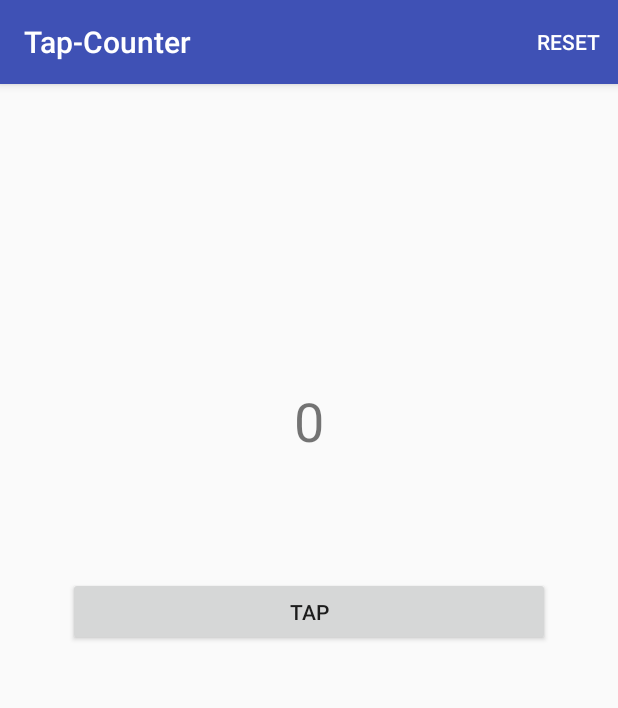
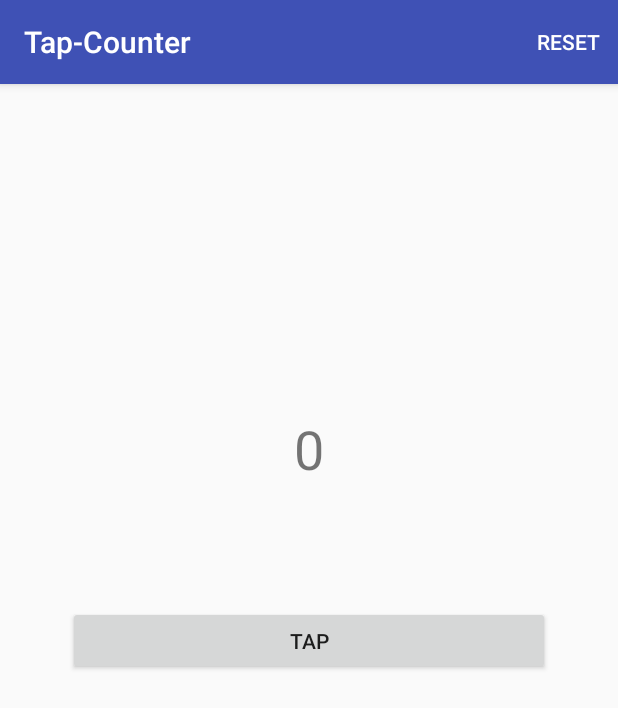
Before and after one commit to slamdon/kotlin-playground, an Android app: the screen it shows after launch (MainActivity), after a tap on "RESET", on a phone screen of 412 x 824 dp. Shown: the top 708 px of the screen. Run offline under Robolectric (Android 15) with nearby library versions, the phone set to English and light mode, and no system bars; 1 other tap on this screen came first.

Commit message:
update textView width

```diff
--- a/1-Tap-Counter/app/src/main/java/devdon/com/tap_counter/MainActivity.kt
+++ b/1-Tap-Counter/app/src/main/java/devdon/com/tap_counter/MainActivity.kt
@@ -4,9 +4,11 @@ import android.support.v7.app.AppCompatActivity
 import android.os.Bundle
 import android.view.Menu
 import android.view.MenuItem
+import android.view.View
 import kotlinx.android.synthetic.main.activity_main.*
 
 import org.jetbrains.anko.toast
+
 
 class MainActivity : AppCompatActivity() {
 
@@ -20,10 +22,13 @@ class MainActivity : AppCompatActivity() {
     }
 
     private fun setupView() {
-        this.tapButton.setOnClickListener{
+
+        // Tap Button
+        tapButton.setOnClickListener{
             currentNumber += 1
             numberTextView.text = currentNumber.toString()
         }
+
     }
 
     override fun onCreateOptionsMenu(menu: Menu?): Boolean {
@@ -34,7 +39,7 @@ class MainActivity : AppCompatActivity() {
 
     override fun onOptionsItemSelected(item: MenuItem?): Boolean {
         when(item?.itemId) {
-            R.id.menuReset -> {
+            R.id.resetButton -> {
                 this.currentNumber = 0
                 this.numberTextView.text = "0"
             } else -> this.toast("Error while item selected!")
@@ -44,8 +49,4 @@ class MainActivity : AppCompatActivity() {
         return super.onOptionsItemSelected(item)
     }
 
-
-
-
-
 }
--- a/1-Tap-Counter/app/src/main/res/layout/activity_main.xml
+++ b/1-Tap-Counter/app/src/main/res/layout/activity_main.xml
@@ -9,16 +9,20 @@
 
     <TextView
         android:id="@+id/numberTextView"
-        android:layout_width="wrap_content"
-        android:layout_height="wrap_content"
+        android:layout_width="100dp"
+        android:layout_height="49dp"
+        android:layout_marginBottom="8dp"
         android:layout_marginEnd="8dp"
         android:layout_marginStart="8dp"
-        android:layout_marginTop="200dp"
+        android:layout_marginTop="8dp"
         android:text="0"
+        android:textAlignment="center"
         android:textSize="36sp"
+        app:layout_constraintBottom_toBottomOf="parent"
         app:layout_constraintEnd_toEndOf="parent"
         app:layout_constraintStart_toStartOf="parent"
-        app:layout_constraintTop_toTopOf="parent" />
+        app:layout_constraintTop_toTopOf="parent"
+        app:layout_constraintVertical_bias="0.3" />
 
     <Button
         android:id="@+id/tapButton"
--- a/1-Tap-Counter/app/src/main/res/menu/menu_main.xml
+++ b/1-Tap-Counter/app/src/main/res/menu/menu_main.xml
@@ -1,7 +1,7 @@
 <?xml version="1.0" encoding="utf-8"?>
 <menu xmlns:app="http://schemas.android.com/apk/res-auto"
     xmlns:android="http://schemas.android.com/apk/res/android">
-    <item android:id="@+id/menuReset"
+    <item android:id="@+id/resetButton"
         android:title="Reset"
         app:showAsAction="always" />
 </menu>
```
